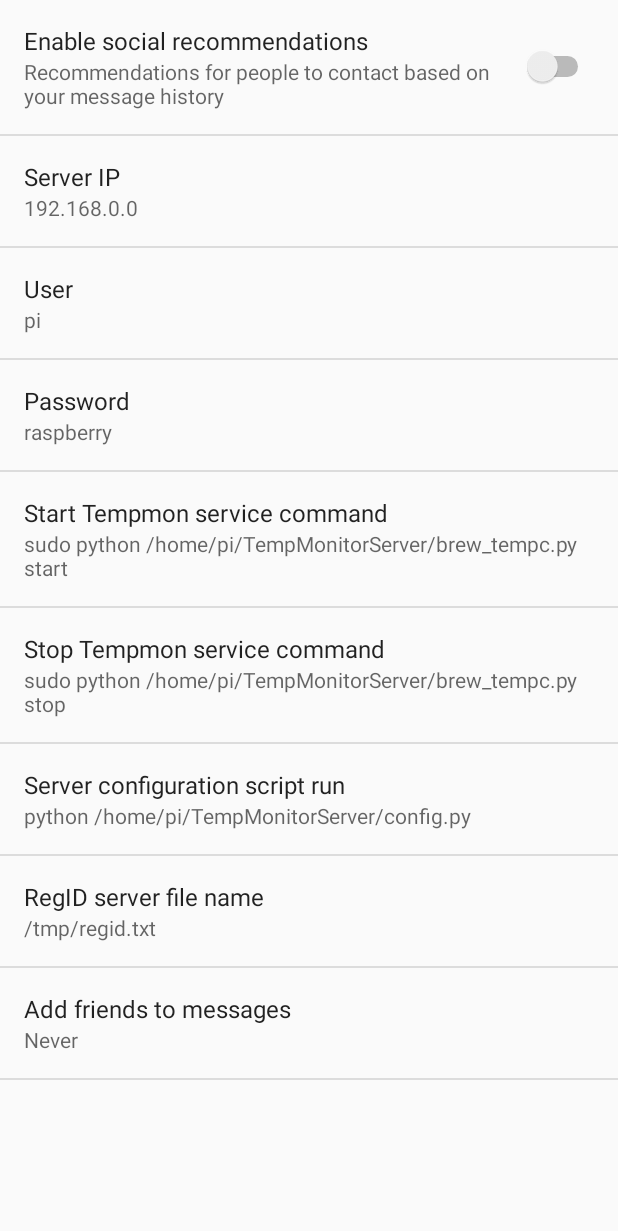
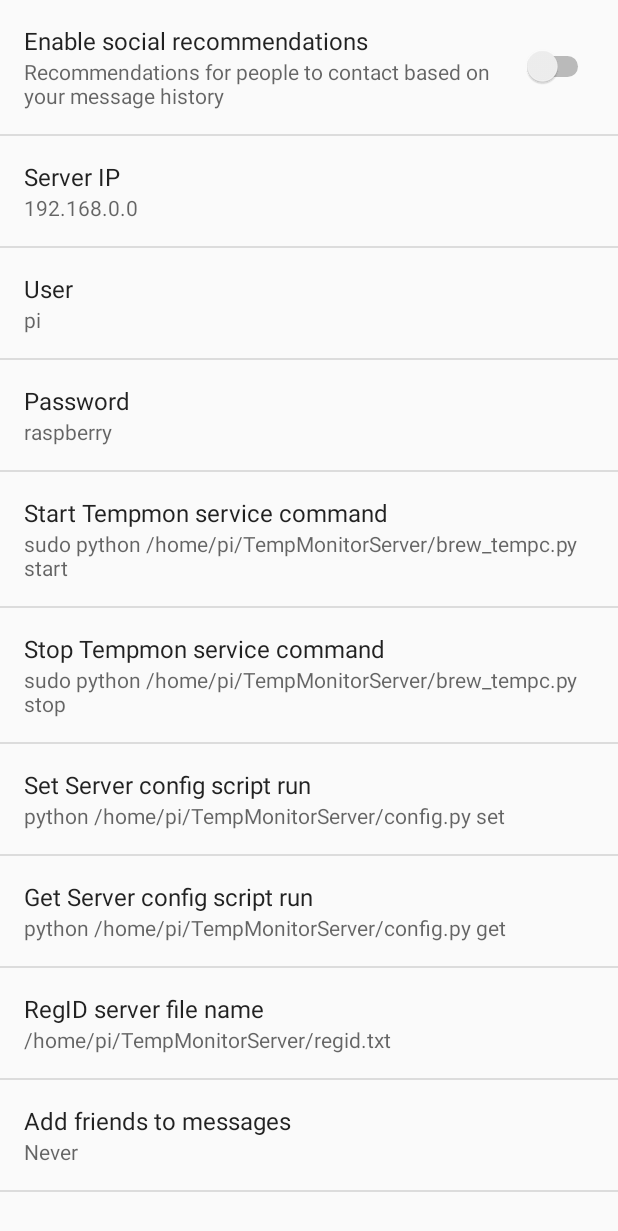
Before and after one commit to DenisStefanov/TempMonitorClient, an Android app: the SettingsActivity screen opened directly, with no data from a screen before it, after a tap on "Enable social recommendations", on a phone screen of 412 x 824 dp. Shown: the top 1231 px of the screen. Run offline under Robolectric (Android 15) with nearby library versions, the phone set to English and light mode, and no system bars; 2 other taps on this screen came first.

Commit message:
config get

```diff
--- a/app/src/main/java/org/duckdns/denis_st/tempmonitorclient/SettingsActivity.java
+++ b/app/src/main/java/org/duckdns/denis_st/tempmonitorclient/SettingsActivity.java
@@ -195,7 +195,8 @@ public class SettingsActivity extends AppCompatPreferenceActivity {
             bindPreferenceSummaryToValue(findPreference("passwd"));
             bindPreferenceSummaryToValue(findPreference("startSrvCmd"));
             bindPreferenceSummaryToValue(findPreference("stopSrvCmd"));
-            bindPreferenceSummaryToValue(findPreference("getLogCmd"));
+            bindPreferenceSummaryToValue(findPreference("configSrvCmd"));
+            bindPreferenceSummaryToValue(findPreference("configSrvGetCmd"));
             bindPreferenceSummaryToValue(findPreference("RegIDSrvFile"));
             bindPreferenceSummaryToValue(findPreference("example_list"));
         }
--- a/app/src/main/res/menu/menu_main.xml
+++ b/app/src/main/res/menu/menu_main.xml
@@ -27,4 +27,10 @@
         android:orderInCategory="100"
         android:title="@string/action_configSrv"
         app:showAsAction="never" />
+    <item
+        android:id="@+id/action_configSrvGet"
+        android:orderInCategory="100"
+        android:title="@string/action_configSrvGet"
+        app:showAsAction="never" />
+
 </menu>
--- a/app/src/main/res/values/strings.xml
+++ b/app/src/main/res/values/strings.xml
@@ -6,6 +6,7 @@
     <string name="action_startSrv">Start Server</string>
     <string name="action_stopSrv">Stop Server</string>
     <string name="action_configSrv">Upload config to the Server</string>
+    <string name="action_configSrvGet">Get config from the Server</string>
 
     <!-- Strings related to Settings -->
 
@@ -32,12 +33,14 @@
     <string name="pref_stopSrvCmd">sudo python /home/pi/TempMonitorServer/brew_tempc.py stop</string>
     <string name="pref_stopSrvTitle">Stop Tempmon service command</string>
 
-    <string name="pref_RegIDSrvFile">/tmp/regid.txt</string>
+    <string name="pref_RegIDSrvFile">/home/pi/TempMonitorServer/regid.txt</string>
     <string name="pref_RegIDSrvFileTitle">RegID server file name</string>
 
-    <string name="pref_configSrv">python /home/pi/TempMonitorServer/config.py</string>
-    <string name="pref_configSrvTitle">Server configuration script run</string>
+    <string name="pref_configSrv">python /home/pi/TempMonitorServer/config.py set</string>
+    <string name="pref_configSrvTitle">Set Server config script run</string>
 
+    <string name="pref_configSrvGet">python /home/pi/TempMonitorServer/config.py get</string>
+    <string name="pref_configSrvGetTitle">Get Server config script run</string>
 
     <string name="pref_title_add_friends_to_messages">Add friends to messages</string>
     <string-array name="pref_example_list_titles">
--- a/app/src/main/res/xml/pref_general.xml
+++ b/app/src/main/res/xml/pref_general.xml
@@ -59,11 +59,21 @@
         android:capitalize="none"
         android:defaultValue="@string/pref_configSrv"
         android:inputType="textVisiblePassword"
-        android:key="getLogCmd"
+        android:key="configSrvCmd"
         android:maxLines="1"
         android:selectAllOnFocus="true"
         android:singleLine="true"
         android:title="@string/pref_configSrvTitle" />
+    <EditTextPreference
+        android:capitalize="none"
+        android:defaultValue="@string/pref_configSrvGet"
+        android:inputType="textVisiblePassword"
+        android:key="configSrvGetCmd"
+        android:maxLines="1"
+        android:selectAllOnFocus="true"
+        android:singleLine="true"
+        android:title="@string/pref_configSrvGetTitle" />
+
     <EditTextPreference
         android:capitalize="none"
         android:defaultValue="@string/pref_RegIDSrvFile"
```
Also changed, not shown: app/src/main/java/org/duckdns/denis_st/tempmonitorclient/MainActivity.java (+28 -18 lines).
